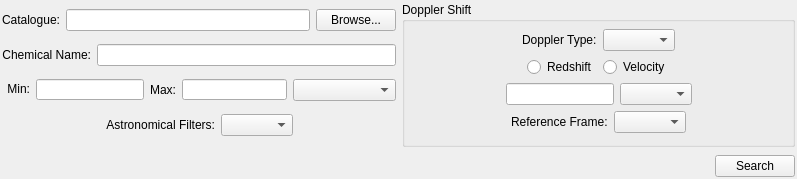
First picture: the form in code/display/QtPlotter/SearchMoleculesWidget.ui, repository radio-astro/casa, before the edit.
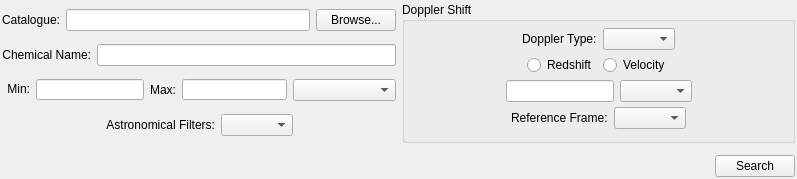
Second picture: the form after the edit.

The edit to the form file:
```diff
--- a/code/display/QtPlotter/SearchMoleculesWidget.ui
+++ b/code/display/QtPlotter/SearchMoleculesWidget.ui
@@ -269,7 +269,7 @@
          <number>1</number>
         </property>
         <property name="bottomMargin">
-         <number>1</number>
+         <number>4</number>
         </property>
         <item>
          <layout class="QHBoxLayout" name="horizontalLayout_9">
@@ -457,7 +457,7 @@
    <item>
     <layout class="QHBoxLayout" name="horizontalLayout">
      <property name="topMargin">
-      <number>2</number>
+      <number>6</number>
      </property>
      <item>
       <spacer name="horizontalSpacer">
```
